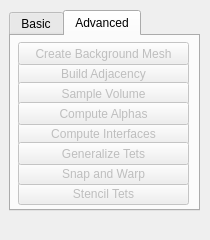
Above: src/gui/Application/ToolWidgets/CleaverWidget.ui from SCIInstitute/Cleaver before the change. Below: the same form after it.
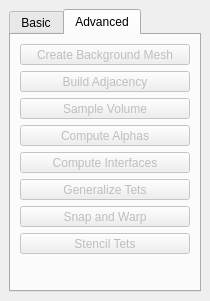
That is the form after the change. The open tabs and pages were chosen to show the change.

Commit message: widgets are re-sizeable

Patch:
```diff
--- a/src/gui/Application/ToolWidgets/CleaverWidget.ui
+++ b/src/gui/Application/ToolWidgets/CleaverWidget.ui
@@ -7,34 +7,28 @@
     <x>0</x>
     <y>0</y>
     <width>210</width>
-    <height>240</height>
+    <height>301</height>
    </rect>
   </property>
   <property name="minimumSize">
    <size>
     <width>210</width>
-    <height>240</height>
+    <height>301</height>
    </size>
   </property>
   <property name="maximumSize">
    <size>
-    <width>210</width>
-    <height>240</height>
+    <width>524287</width>
+    <height>524287</height>
    </size>
   </property>
   <property name="windowTitle">
    <string>Cleaving Tool</string>
   </property>
   <widget class="QWidget" name="dockWidgetContents">
+   <layout class="QVBoxLayout" name="verticalLayout">
+    <item>
    <widget class="QTabWidget" name="tabWidget">
-    <property name="geometry">
-     <rect>
-      <x>9</x>
-      <y>10</y>
-      <width>191</width>
-      <height>201</height>
-     </rect>
-    </property>
     <property name="currentIndex">
      <number>1</number>
     </property>
@@ -124,136 +118,153 @@
      <attribute name="title">
       <string>Advanced</string>
      </attribute>
-     <widget class="QToolButton" name="stencilTetsButton">
+       <layout class="QVBoxLayout" name="verticalLayout_2">
+        <item>
+         <widget class="QToolButton" name="createBackgroundMeshButton">
       <property name="enabled">
        <bool>false</bool>
       </property>
-      <property name="geometry">
-       <rect>
-        <x>7</x>
-        <y>146</y>
-        <width>171</width>
-        <height>23</height>
-       </rect>
+          <property name="sizePolicy">
+           <sizepolicy hsizetype="Expanding" vsizetype="Fixed">
+            <horstretch>0</horstretch>
+            <verstretch>0</verstretch>
+           </sizepolicy>
       </property>
       <property name="text">
-       <string>Stencil Tets</string>
-      </property>
-     </widget>
+           <string>Create Background Mesh</string>
+          </property>
+         </widget>
+        </item>
+        <item>
      <widget class="QToolButton" name="buildAdjacencyButton">
       <property name="enabled">
        <bool>false</bool>
       </property>
-      <property name="geometry">
-       <rect>
-        <x>7</x>
-        <y>26</y>
-        <width>171</width>
-        <height>23</height>
-       </rect>
+          <property name="sizePolicy">
+           <sizepolicy hsizetype="Expanding" vsizetype="Fixed">
+            <horstretch>0</horstretch>
+            <verstretch>0</verstretch>
+           </sizepolicy>
       </property>
       <property name="text">
        <string>Build Adjacency</string>
       </property>
      </widget>
+        </item>
+        <item>
      <widget class="QToolButton" name="sampleVolumeButton">
       <property name="enabled">
        <bool>false</bool>
       </property>
-      <property name="geometry">
-       <rect>
-        <x>7</x>
-        <y>46</y>
-        <width>171</width>
-        <height>23</height>
-       </rect>
+          <property name="sizePolicy">
+           <sizepolicy hsizetype="Expanding" vsizetype="Fixed">
+            <horstretch>0</horstretch>
+            <verstretch>0</verstretch>
+           </sizepolicy>
       </property>
       <property name="text">
        <string>Sample Volume</string>
       </property>
      </widget>
-     <widget class="QToolButton" name="computeInterfacesButton">
-      <property name="enabled">
-       <bool>false</bool>
-      </property>
-      <property name="geometry">
-       <rect>
-        <x>7</x>
-        <y>86</y>
-        <width>171</width>
-        <height>23</height>
-       </rect>
-      </property>
-      <property name="text">
-       <string>Compute Interfaces</string>
-      </property>
-     </widget>
-     <widget class="QToolButton" name="snapAndWarpButton">
-      <property name="enabled">
-       <bool>false</bool>
-      </property>
-      <property name="geometry">
-       <rect>
-        <x>7</x>
-        <y>126</y>
-        <width>171</width>
-        <height>23</height>
-       </rect>
-      </property>
-      <property name="text">
-       <string>Snap and Warp</string>
-      </property>
-     </widget>
+        </item>
+        <item>
      <widget class="QToolButton" name="computeAlphasButton">
       <property name="enabled">
        <bool>false</bool>
       </property>
-      <property name="geometry">
-       <rect>
-        <x>7</x>
-        <y>66</y>
-        <width>171</width>
-        <height>23</height>
-       </rect>
+          <property name="sizePolicy">
+           <sizepolicy hsizetype="Expanding" vsizetype="Fixed">
+            <horstretch>0</horstretch>
+            <verstretch>0</verstretch>
+           </sizepolicy>
       </property>
       <property name="text">
        <string>Compute Alphas</string>
       </property>
      </widget>
+        </item>
+        <item>
+         <widget class="QToolButton" name="computeInterfacesButton">
+          <property name="enabled">
+           <bool>false</bool>
+          </property>
+          <property name="sizePolicy">
+           <sizepolicy hsizetype="Expanding" vsizetype="Fixed">
+            <horstretch>0</horstretch>
+            <verstretch>0</verstretch>
+           </sizepolicy>
+          </property>
+          <property name="text">
+           <string>Compute Interfaces</string>
+          </property>
+         </widget>
+        </item>
+        <item>
      <widget class="QToolButton" name="generalizeTetsButton">
       <property name="enabled">
        <bool>false</bool>
       </property>
-      <property name="geometry">
-       <rect>
-        <x>7</x>
-        <y>106</y>
-        <width>171</width>
-        <height>23</height>
-       </rect>
+          <property name="sizePolicy">
+           <sizepolicy hsizetype="Expanding" vsizetype="Fixed">
+            <horstretch>0</horstretch>
+            <verstretch>0</verstretch>
+           </sizepolicy>
       </property>
       <property name="text">
        <string>Generalize Tets</string>
       </property>
      </widget>
-     <widget class="QToolButton" name="createBackgroundMeshButton">
+        </item>
+        <item>
+         <widget class="QToolButton" name="snapAndWarpButton">
       <property name="enabled">
        <bool>false</bool>
       </property>
-      <property name="geometry">
-       <rect>
-        <x>7</x>
-        <y>6</y>
-        <width>171</width>
-        <height>23</height>
-       </rect>
+          <property name="sizePolicy">
+           <sizepolicy hsizetype="Expanding" vsizetype="Fixed">
+            <horstretch>0</horstretch>
+            <verstretch>0</verstretch>
+           </sizepolicy>
       </property>
       <property name="text">
-       <string>Create Background Mesh</string>
-      </property>
-     </widget>
-    </widget>
-   </widget>
+           <string>Snap and Warp</string>
+          </property>
+         </widget>
+        </item>
+        <item>
+         <widget class="QToolButton" name="stencilTetsButton">
+          <property name="enabled">
+           <bool>false</bool>
+          </property>
+          <property name="sizePolicy">
+           <sizepolicy hsizetype="Expanding" vsizetype="Fixed">
+            <horstretch>0</horstretch>
+            <verstretch>0</verstretch>
+           </sizepolicy>
+          </property>
+          <property name="text">
+           <string>Stencil Tets</string>
+          </property>
+         </widget>
+        </item>
+        <item>
+         <spacer name="verticalSpacer_2">
+          <property name="orientation">
+           <enum>Qt::Vertical</enum>
+          </property>
+          <property name="sizeHint" stdset="0">
+           <size>
+            <width>20</width>
+            <height>40</height>
+           </size>
+          </property>
+         </spacer>
+        </item>
+       </layout>
+      </widget>
+     </widget>
+    </item>
+   </layout>
   </widget>
  </widget>
  <tabstops>
```
Left out of the diff: 93 changed lines with no effect on the pictures. Lines whose indentation alone changed are shown as unchanged. The commit also changes 1 other file.
